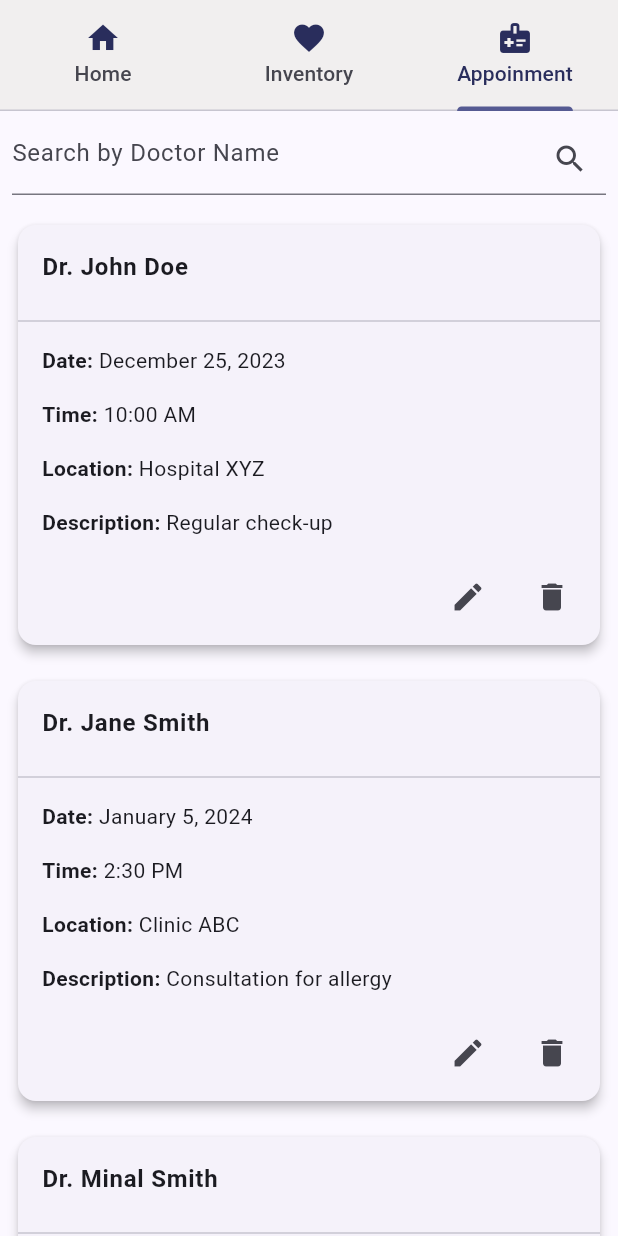
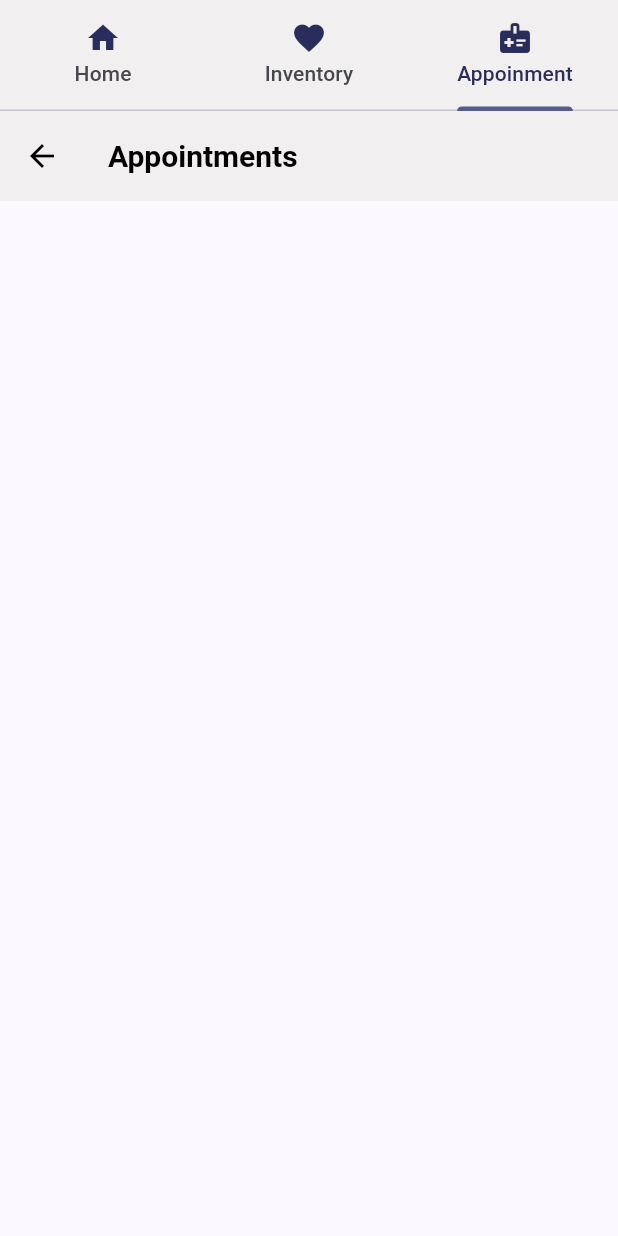
Before and after one commit to shruti10951/MediPal, a Flutter app: the TabChange screen opened directly with empty values, tab 3 chosen, on a phone screen of 412 x 824 dp. Run offline on Flutter 3.47's test engine with Material 3 defaults, Android fonts, the phone set to English and light mode, and no system bars; our stand-ins replace awesome_notifications, cloud_firestore, datetime_picker_formfield, firebase_auth, firebase_core, fluttertoast and 1 more; missing offline and left inert: android_alarm_manager_plus, mobile_scanner, twilio_flutter; accounts and stored records are empty.

Commit message:
ind dep appoint details

```diff
--- a/lib/Dependent/tab_change.dart
+++ b/lib/Dependent/tab_change.dart
@@ -21,8 +21,7 @@ class _TabChangeState extends State<TabChange> {
     _tabs = [
       GaurdianView(dependentId: widget.dependentId),
       InventoryDependentGuardian(dependentId: widget.dependentId),
-      AppointmentGaurdianScreen(),
-
+      AppointmentGaurdianScreen(dependentId: widget.dependentId),
     ];
   }
 
--- a/lib/Individual/appoinment_dependet_screen.dart
+++ b/lib/Individual/appoinment_dependet_screen.dart
@@ -1,7 +1,16 @@
 import 'package:flutter/material.dart';
+import 'package:cloud_firestore/cloud_firestore.dart';
+import 'package:firebase_auth/firebase_auth.dart';
+import 'package:intl/intl.dart';
+import 'package:medipal/models/AppointmentModel.dart';
+import 'package:fluttertoast/fluttertoast.dart';
+
+FirebaseFirestore user = FirebaseFirestore.instance;
+FirebaseFirestore firestore = FirebaseFirestore.instance;
 
 class AppointmentGaurdianScreen extends StatefulWidget {
-  const AppointmentGaurdianScreen({super.key});
+  final dependentId;
+  const AppointmentGaurdianScreen({super.key, required this.dependentId});
 
   @override
   _AppointmentGaurdianScreenState createState() =>
@@ -9,133 +18,52 @@ class AppointmentGaurdianScreen extends StatefulWidget {
 }
 
 class _AppointmentGaurdianScreenState extends State<AppointmentGaurdianScreen> {
-  List<AppointmentData> appointmentList = [
-    AppointmentData(
-      doctorName: 'Dr. John Doe',
-      date: 'December 25, 2023',
-      time: '10:00 AM',
-      location: 'Hospital XYZ',
-      description: 'Regular check-up',
-    ),
-    AppointmentData(
-      doctorName: 'Dr. Jane Smith',
-      date: 'January 5, 2024',
-      time: '2:30 PM',
-      location: 'Clinic ABC',
-      description: 'Consultation for allergy',
-    ),
-    AppointmentData(
-      doctorName: 'Dr. Minal Smith',
-      date: 'January 5, 2024',
-      time: '2:30 PM',
-      location: 'Clinic ABC',
-      description: 'Consultation for allergy',
-    ),
-    AppointmentData(
-      doctorName: 'Dr. Reshma Smith',
-      date: 'January 5, 2024',
-      time: '2:30 PM',
-      location: 'Clinic ABC',
-      description: 'Consultation for allergy',
-    ),
-    AppointmentData(
-      doctorName: 'Dr. Shruti Smith',
-      date: 'January 5, 2024',
-      time: '2:30 PM',
-      location: 'Clinic ABC',
-      description: 'Consultation for allergy',
-    ),
-    AppointmentData(
-      doctorName: 'Dr. Janhavi Smith',
-      date: 'January 5, 2024',
-      time: '2:30 PM',
-      location: 'Clinic ABC',
-      description: 'Consultation for allergy',
-    ),
-    AppointmentData(
-      doctorName: 'Dr. NAmita ',
-      date: 'January 5, 2024',
-      time: '2:30 PM',
-      location: 'Clinic ABC',
-      description: 'Consultation for allergy',
-    ),
-    // Add more appointments here as needed
-  ];
-
-  List<AppointmentData> filteredAppointments = [];
-
-  TextEditingController searchController = TextEditingController();
-
   @override
   void initState() {
-    filteredAppointments = appointmentList;
     super.initState();
   }
 
-  @override
-  Widget build(BuildContext context) {
-    return Scaffold(
-      body: Column(
-        children: [
-          Padding(
-            padding: const EdgeInsets.all(8.0),
-            child: TextField(
-              controller: searchController,
-              decoration: const InputDecoration(
-                hintText: 'Search by Doctor Name',
-                suffixIcon: Icon(Icons.search),
-              ),
-              onChanged: (value) {
-                _filterAppointments(value);
-              },
-            ),
-          ),
-          Expanded(
-            child: ListView.builder(
-              itemCount: filteredAppointments.length,
-              itemBuilder: (BuildContext context, int index) {
-                return AppointmentCardHolder(
-                  appointmentData: filteredAppointments[index],
-                  onDelete: () {
-                    _showDeleteDialog(index);
-                  },
-                  onEdit: () {
-                    _showEditDialog(index);
-                  },
+  Future<List<QueryDocumentSnapshot>?> fetchData() async {
+    final appointQuery = firestore
+        .collection('appointments')
+        .where('userId', isEqualTo: widget.dependentId)
+        .get();
+
+    List<QueryDocumentSnapshot> appointmentDocumentList = [];
+
+    try {
+      final results = await Future.wait([appointQuery]);
+      final appointQuerySnapshot = results[0];
+
+      if (appointQuerySnapshot.docs.isNotEmpty) {
+        appointmentDocumentList = appointQuerySnapshot.docs.toList();
+      }
+      return appointmentDocumentList;
+    } catch (error) {
+      Fluttertoast.showToast(
+        msg: 'Error retrieving documents',
+        toastLength: Toast.LENGTH_SHORT,
+        gravity: ToastGravity.BOTTOM,
+        backgroundColor: const Color.fromARGB(255, 240, 91, 91),
+        textColor: const Color.fromARGB(255, 255, 255, 255),
       );
-              },
-            ),
-          ),
-        ],
-      ),
-    );
+      return null;
+    }
   }
 
-  void _filterAppointments(String query) {
-    setState(() {
-      if (query.isNotEmpty) {
-        filteredAppointments = appointmentList
-            .where((appointment) => appointment.doctorName
-                .toLowerCase()
-                .contains(query.toLowerCase()))
-            .toList();
-      } else {
-        filteredAppointments = appointmentList;
-      }
-    });
-  }
+  TextEditingController doctorNameController = TextEditingController();
+  TextEditingController dateController = TextEditingController();
+  TextEditingController timeController = TextEditingController();
+  TextEditingController locationController = TextEditingController();
+  TextEditingController descriptionController = TextEditingController();
 
-  void _showEditDialog(int index) {
-    TextEditingController doctorNameController =
-        TextEditingController(text: appointmentList[index].doctorName);
-    TextEditingController dateController =
-        TextEditingController(text: appointmentList[index].date);
-    TextEditingController timeController =
-        TextEditingController(text: appointmentList[index].time);
-    TextEditingController locationController =
-        TextEditingController(text: appointmentList[index].location);
-    TextEditingController descriptionController =
-        TextEditingController(text: appointmentList[index].description);
+  void _showEditDialog(String id, String name, String date, String time,
+      String location, String description) {
+    doctorNameController.text = name;
+    dateController.text = date;
+    timeController.text = time;
+    locationController.text = location;
+    descriptionController.text = description;
 
     showDialog(
       context: context,
@@ -185,18 +113,31 @@ class _AppointmentGaurdianScreenState extends State<AppointmentGaurdianScreen> {
                     const SizedBox(width: 8.0),
                     ElevatedButton(
                       onPressed: () {
-                        // Update appointmentList with the edited values
-                        setState(() {
-                          appointmentList[index].doctorName =
-                              doctorNameController.text;
-                          appointmentList[index].date = dateController.text;
-                          appointmentList[index].time = timeController.text;
-                          appointmentList[index].location =
-                              locationController.text;
-                          appointmentList[index].description =
-                              descriptionController.text;
-                        });
+                        Map<String, dynamic> appointment = {
+                          'doctorName': doctorNameController.text,
+                          'appointmentTime': time,
+                          'location': locationController.text,
+                          'description': descriptionController.text,
+                        };
+
+                        firestore
+                            .collection('appointments')
+                            .doc(id)
+                            .update(appointment)
+                            .then(
+                              (value) => Fluttertoast.showToast(
+                                msg: 'Data updated',
+                                toastLength: Toast.LENGTH_SHORT,
+                                gravity: ToastGravity.BOTTOM,
+                                backgroundColor:
+                                    const Color.fromARGB(206, 2, 191, 34),
+                                textColor:
+                                    const Color.fromARGB(255, 255, 255, 255),
+                              ),
+                            );
+
                         Navigator.pop(context);
+                        setState(() {});
                       },
                       child: const Text('Save'),
                     ),
@@ -210,7 +151,7 @@ class _AppointmentGaurdianScreenState extends State<AppointmentGaurdianScreen> {
     );
   }
 
-  void _showDeleteDialog(int index) {
+  void _showDeleteDialog(String id) {
     showDialog(
       context: context,
       builder: (BuildContext context) {
@@ -235,10 +176,18 @@ class _AppointmentGaurdianScreenState extends State<AppointmentGaurdianScreen> {
             ),
             TextButton(
               onPressed: () {
-                setState(() {
-                  appointmentList.removeAt(index);
+                firestore
+                    .collection('appointments')
+                    .doc(id)
+                    .delete()
+                    .then((value) async {
+                  print("deleted");
                 });
-                Navigator.of(context).pop();
+
+                Navigator.pop(context);
+
+                // Refresh the page after data is deleted
+                setState(() {});
               },
               child: const Text('Delete'),
             ),
@@ -247,37 +196,55 @@ class _AppointmentGaurdianScreenState extends State<AppointmentGaurdianScreen> {
       },
     );
   }
-}
-
-class AppointmentData {
-  late final String doctorName;
-  late final String date;
-  late final String time;
-  late final String location;
-  late final String description;
-
-  AppointmentData({
-    required this.doctorName,
-    required this.date,
-    required this.time,
-    required this.location,
-    required this.description,
-  });
-}
-
-class AppointmentCardHolder extends StatelessWidget {
-  final AppointmentData appointmentData;
-  final VoidCallback onDelete;
-  final VoidCallback onEdit;
-
-  const AppointmentCardHolder({
-    required this.appointmentData,
-    required this.onDelete,
-    required this.onEdit,
-  });
 
   @override
   Widget build(BuildContext context) {
+    return Scaffold(
+        appBar: AppBar(
+          title: const Text('Appointments'),
+        ),
+        body: Column(
+          children: [
+            Expanded(
+                child: FutureBuilder(
+              future: fetchData(),
+              builder: (context, snapshot) {
+                if (snapshot.connectionState == ConnectionState.waiting) {
+                  print("Loading...");
+                  return const Center(child: CircularProgressIndicator());
+                } else if (snapshot.hasError) {
+                  return Text('Error: ${snapshot.error}');
+                } else {
+                  final appointmentQuery = snapshot.data;
+                  return _buildAppointmentCard(appointmentQuery!);
+                }
+              },
+            ))
+          ],
+        ));
+  }
+
+  Widget _buildAppointmentCard(
+      List<QueryDocumentSnapshot> appointmentQuerySnapshot) {
+    return ListView.builder(
+      itemCount: appointmentQuerySnapshot.length,
+      itemBuilder: (BuildContext context, int index) {
+        final QueryDocumentSnapshot appointmentDocumentSnapshot =
+            appointmentQuerySnapshot[index];
+        final AppointmentModel appointmentModel =
+            AppointmentModel.fromDocumentSnapshot(appointmentDocumentSnapshot);
+        final Map<String, dynamic> appointment = appointmentModel.toMap();
+        final appointmentId = appointment['appointmentId'];
+        final name = appointment['doctorName'];
+        final String appointmentTimeString = appointment['appointmentTime'];
+        final DateTime appointmentDateTime =
+            DateTime.parse(appointmentTimeString);
+
+        final date = DateFormat('d MMM yyyy').format(appointmentDateTime);
+        final time = DateFormat.Hm().format(appointmentDateTime);
+        final location = appointment['location'];
+        final description = appointment['description'];
+
         return Padding(
           padding: const EdgeInsets.all(8.0),
           child: Card(
@@ -287,7 +254,7 @@ class AppointmentCardHolder extends StatelessWidget {
               children: [
                 ListTile(
                   title: Text(
-                appointmentData.doctorName,
+                    name,
                     style: const TextStyle(fontWeight: FontWeight.bold),
                   ),
                 ),
@@ -297,10 +264,10 @@ class AppointmentCardHolder extends StatelessWidget {
                   child: Column(
                     crossAxisAlignment: CrossAxisAlignment.start,
                     children: [
-                  _buildInfoRow('Date', appointmentData.date),
-                  _buildInfoRow('Time', appointmentData.time),
-                  _buildInfoRow('Location', appointmentData.location),
-                  _buildInfoRow('Description', appointmentData.description),
+                      _buildInfoRow('Date', date),
+                      _buildInfoRow('Time', time),
+                      _buildInfoRow('Location', location),
+                      _buildInfoRow('Description', description),
                     ],
                   ),
                 ),
@@ -309,17 +276,25 @@ class AppointmentCardHolder extends StatelessWidget {
                   children: [
                     IconButton(
                       icon: const Icon(Icons.edit),
-                  onPressed: onEdit,
+                      onPressed: () {
+                        // Open the edit dialog when the edit button is pressed
+                        _showEditDialog(appointmentId, name, date, time,
+                            location, description);
+                      },
                     ),
                     IconButton(
                       icon: const Icon(Icons.delete),
-                  onPressed: onDelete,
+                      onPressed: () {
+                        _showDeleteDialog(appointmentId);
+                      },
                     ),
                   ],
                 ),
               ],
             ),
           ),
+        );
+      },
     );
   }
 
```
Lines whose indentation alone changed are shown as unchanged.
